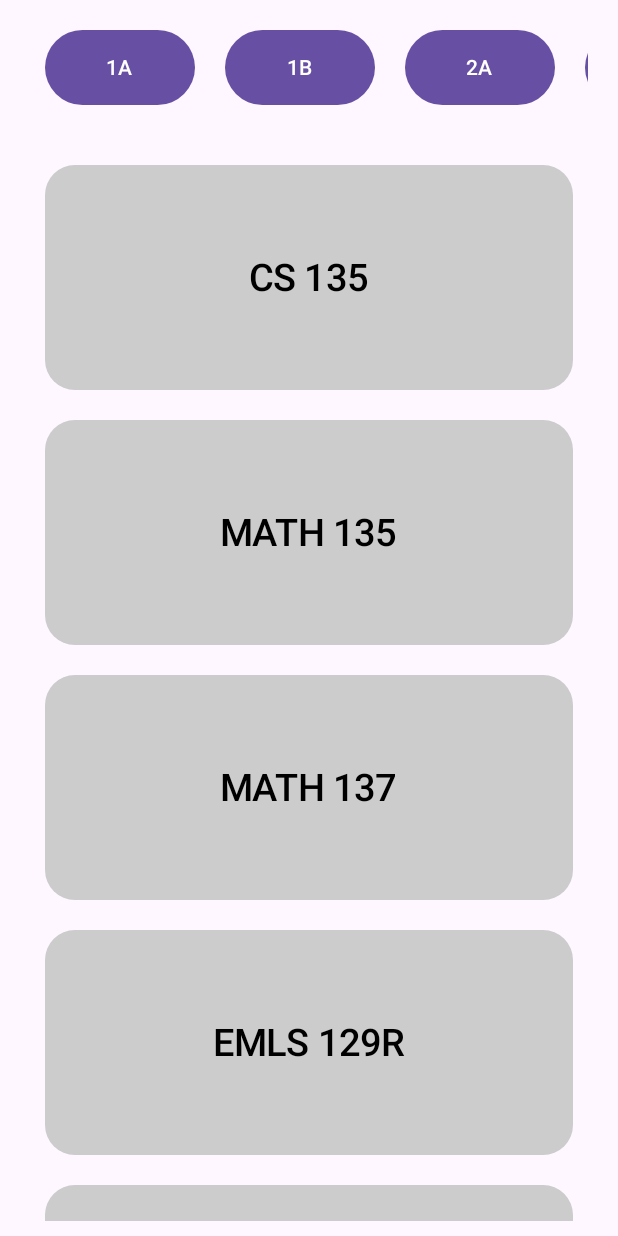
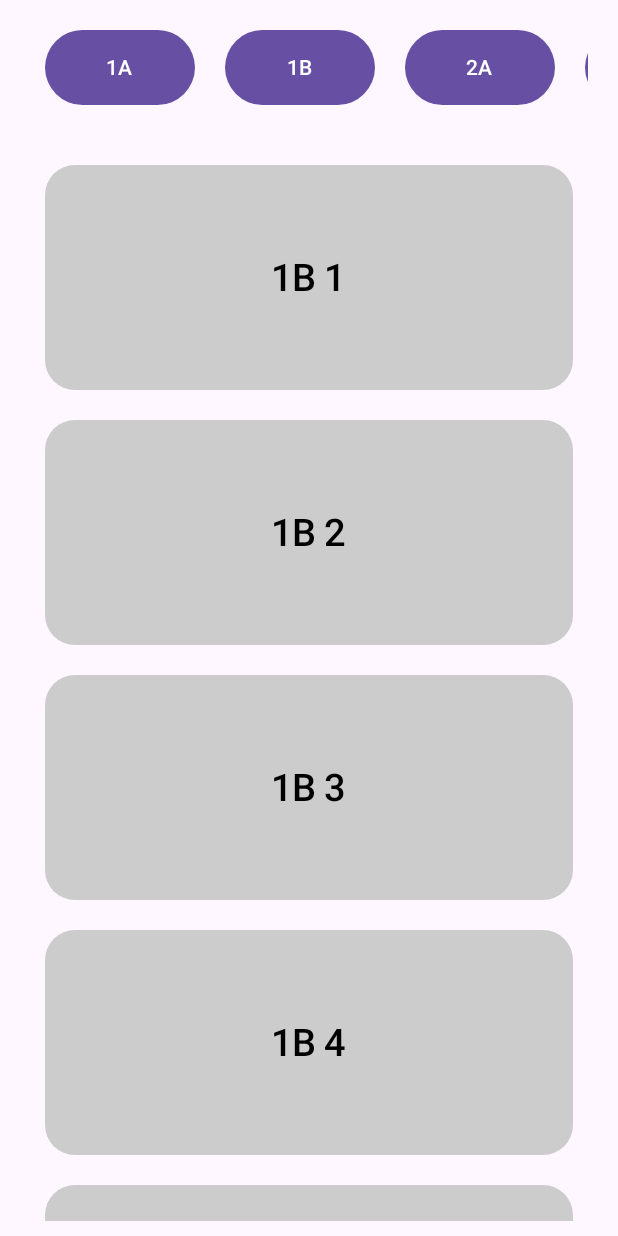
Before and after one commit to Feng-12138/LooSchedule, an Android app built with Jetpack Compose: the composable ViewSchedule shown on its own in the app's theme, on a phone screen of 412 x 824 dp. Run offline under Robolectric (Android 15) with nearby library versions, the phone set to English and light mode, and no system bars; 1 statement that could not run was skipped.

Commit message:
Enable buttons in schedule to work

```diff
--- a/AndroidApp/app/src/main/java/com/example/androidapp/Screens/ViewSchedule.kt
+++ b/AndroidApp/app/src/main/java/com/example/androidapp/Screens/ViewSchedule.kt
@@ -30,8 +30,10 @@ import androidx.compose.material3.Surface
 import androidx.compose.material3.Text
 import androidx.compose.material3.TextButton
 import androidx.compose.runtime.Composable
+import androidx.compose.runtime.getValue
 import androidx.compose.runtime.mutableStateOf
 import androidx.compose.runtime.remember
+import androidx.compose.runtime.setValue
 import androidx.compose.ui.Alignment
 import androidx.compose.ui.Modifier
 import androidx.compose.ui.draw.clip
@@ -44,17 +46,29 @@ import com.example.androidapp.Screen
 
 val termList = listOf("1A", "1B", "2A", "2B", "3A", "3B", "4A", "4B")
 
-val courseList = listOf("CS 135", "MATH 135", "MATH 137", "EMLS 129R", "PHYS 111")
+val courseList1A = listOf("CS 135", "MATH 135", "MATH 137", "EMLS 129R", "PHYS 111")
+val courseList1B = listOf("1B 1", "1B 2", "1B 3", "1B 4", "1B 5")
+val courseList2A = listOf("2A 1", "2A 2", "2A 3", "2A 4", "2A 5")
+val courseList2B = listOf("2B 1", "2B 2", "2B 3", "2B 4", "2B 5")
+val courseList3A = listOf("3A 1", "3A 2", "3A 3", "3A 4", "3A 5")
+val courseList3B = listOf("3B 1", "3B 2", "3B 3", "3B 4", "3B 5")
+val courseList4A = listOf("4A 1", "4A 2", "4A 3", "4A 4", "4A 5")
+val courseList4B = listOf("4B 1", "4B 2", "4B 3", "4B 4", "4B 5")
+val schedule = mapOf("1A" to courseList1A, "1B" to courseList1B,
+    "2A" to courseList2A, "2B" to courseList2B,
+    "3A" to courseList3A, "3B" to courseList3B,
+    "4A" to courseList4A, "4B" to courseList4B)
 
 @Composable
-private fun TermButton(term : String) {
+private fun TermButton(term : String, updateTerm : () -> Unit) {
     Surface(
         modifier = Modifier
             .padding(horizontal = 10.dp)
             .height(50.dp)
             .width(100.dp)
     ) {
-        Button(onClick = { /*TODO*/ },
+        Button(
+            onClick = updateTerm
         ) {
             Text(text = term)
         }
@@ -83,6 +97,8 @@ private fun CourseDescription(course : String) {
 
 @Composable
 fun ViewSchedule(navController: NavController){
+    var currentTerm by remember { mutableStateOf("1B") }
+
     Surface(
         modifier = Modifier.padding(horizontal = 10.dp)
     ) {
@@ -91,7 +107,7 @@ fun ViewSchedule(navController: NavController){
                 .padding(vertical = 10.dp)
                 .horizontalScroll(rememberScrollState())) {
                 for (term in termList) {
-                    TermButton(term = term)
+                    TermButton(term = term, updateTerm = {currentTerm = term})
                 }
             }
 
@@ -99,7 +115,7 @@ fun ViewSchedule(navController: NavController){
 
             // Course schedule for the each term
             Column(modifier = Modifier.verticalScroll(rememberScrollState())) {
-                for (course in courseList) {
+                for (course in schedule[currentTerm]!!) {
                     CourseDescription(course = course)
                 }
             }
```
